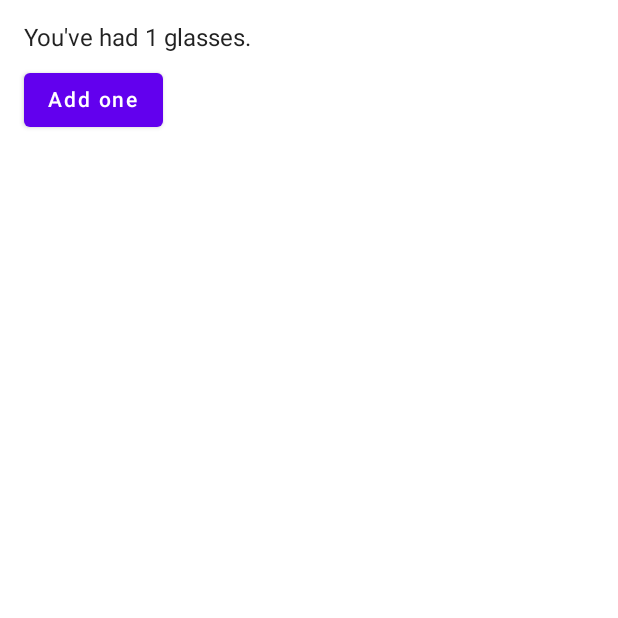
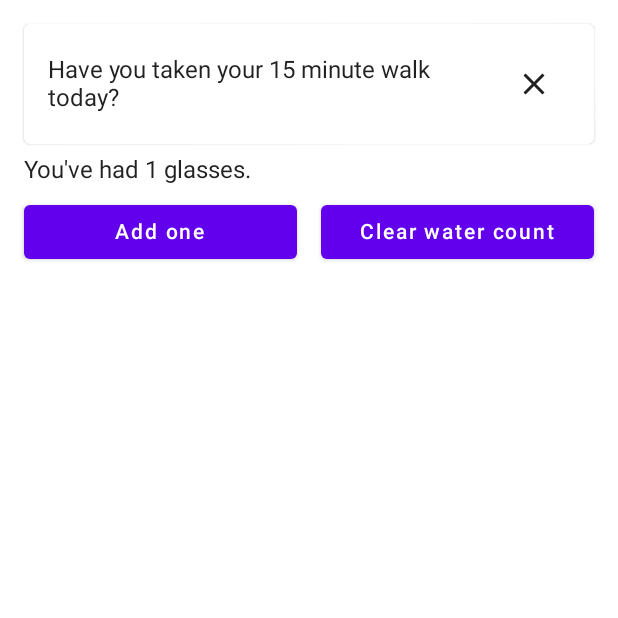
Before and after one commit to jmartinal/Compose_04_State, an Android app built with Jetpack Compose: the screen it shows after launch (MainActivity), after a tap on "Add one", on a phone screen of 412 x 824 dp, the top half of it. Run offline under Robolectric (Android 15) with nearby library versions, the phone set to English and light mode, and no system bars.

Commit message:
Remembered UI and state for count and showTask variables

```diff
--- a/app/src/main/java/com/example/compose04state/ui/widget/WaterCounter.kt
+++ b/app/src/main/java/com/example/compose04state/ui/widget/WaterCounter.kt
@@ -1,7 +1,9 @@
 package com.example.compose04state.ui.widget
 
 import android.content.res.Configuration.UI_MODE_NIGHT_YES
+import androidx.compose.foundation.layout.Arrangement
 import androidx.compose.foundation.layout.Column
+import androidx.compose.foundation.layout.Row
 import androidx.compose.foundation.layout.padding
 import androidx.compose.material.Button
 import androidx.compose.material.Surface
@@ -17,21 +19,43 @@ fun WaterCounter(modifier: Modifier = Modifier) {
     var count by remember { mutableStateOf(0) }
     Column(modifier = modifier.padding(16.dp)) {
         if (count > 0) {
-            Text(text = "You've had $count glasses.")
+            var showTask by remember { mutableStateOf(true) }
+            if (showTask) {
+                WellnessTaskItem(
+                    taskName = "Have you taken your 15 minute walk today?",
+                    onClose = { showTask = false }
+                )
+            }
+            Text(
+                text = "You've had $count glasses.",
+                modifier = Modifier.padding(top = 8.dp)
+            )
         }
-        Button(
-            onClick = { count++ },
-            enabled = count < 10,
-            modifier = modifier.padding(top = 8.dp)
-        ) {
-            Text(text = "Add one")
+        Row(horizontalArrangement = Arrangement.Center) {
+            Button(
+                onClick = { count++ },
+                enabled = count < 10,
+                modifier = modifier
+                    .padding(top = 8.dp, end = 8.dp)
+                    .weight(1F)
+            ) {
+                Text(text = "Add one")
+            }
+            Button(
+                onClick = { count = 0 },
+                modifier = modifier
+                    .padding(top = 8.dp, start = 8.dp)
+                    .weight(1F)
+            ) {
+                Text(text = "Clear water count")
+            }
         }
     }
 }
 
 @Preview(name = "light", showBackground = true)
 @Composable
-fun WaterCounterLight() {
+private fun WaterCounterLight() {
     Compose04StateTheme {
         Surface {
             WaterCounter()
@@ -41,7 +65,7 @@ fun WaterCounterLight() {
 
 @Preview(name = "dark", showBackground = true, uiMode = UI_MODE_NIGHT_YES)
 @Composable
-fun WaterCounterDark() {
+private fun WaterCounterDark() {
     Compose04StateTheme {
         Surface {
             WaterCounter()
--- /dev/null
+++ b/app/src/main/java/com/example/compose04state/ui/widget/WellnessTaskItem.kt
@@ -0,0 +1,53 @@
+package com.example.compose04state.ui.widget
+
+import android.content.res.Configuration.UI_MODE_NIGHT_YES
+import androidx.compose.foundation.layout.Row
+import androidx.compose.foundation.layout.padding
+import androidx.compose.material.*
+import androidx.compose.material.icons.Icons
+import androidx.compose.material.icons.filled.Close
+import androidx.compose.runtime.Composable
+import androidx.compose.ui.Alignment
+import androidx.compose.ui.Modifier
+import androidx.compose.ui.tooling.preview.Preview
+import androidx.compose.ui.unit.dp
+import com.example.compose04state.ui.theme.Compose04StateTheme
+
+@Composable
+fun WellnessTaskItem(taskName: String, onClose: () -> Unit, modifier: Modifier = Modifier) {
+    Card(modifier = modifier) {
+        Row(verticalAlignment = Alignment.CenterVertically, modifier = Modifier.padding(16.dp)) {
+            Text(text = taskName, modifier = Modifier.weight(1F))
+            IconButton(onClick = onClose) {
+                Icon(Icons.Filled.Close, contentDescription = null)
+            }
+        }
+    }
+}
+
+@Preview(
+    name = "light",
+    showBackground = true
+)
+@Composable
+private fun WellnessTaskItemLight() {
+    Compose04StateTheme {
+        Surface {
+            WellnessTaskItem("This is a task", { /* no-op */ })
+        }
+    }
+}
+
+@Preview(
+    name = "dark",
+    showBackground = true,
+    uiMode = UI_MODE_NIGHT_YES
+)
+@Composable
+private fun WellnessTaskItemDark() {
+    Compose04StateTheme {
+        Surface {
+            WellnessTaskItem("This is a task", { /* no-op */ })
+        }
+    }
+}
```
